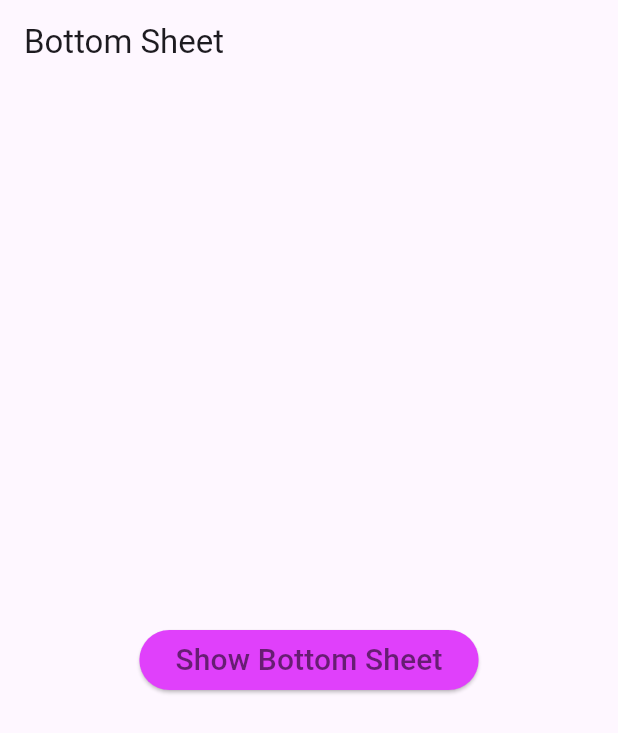
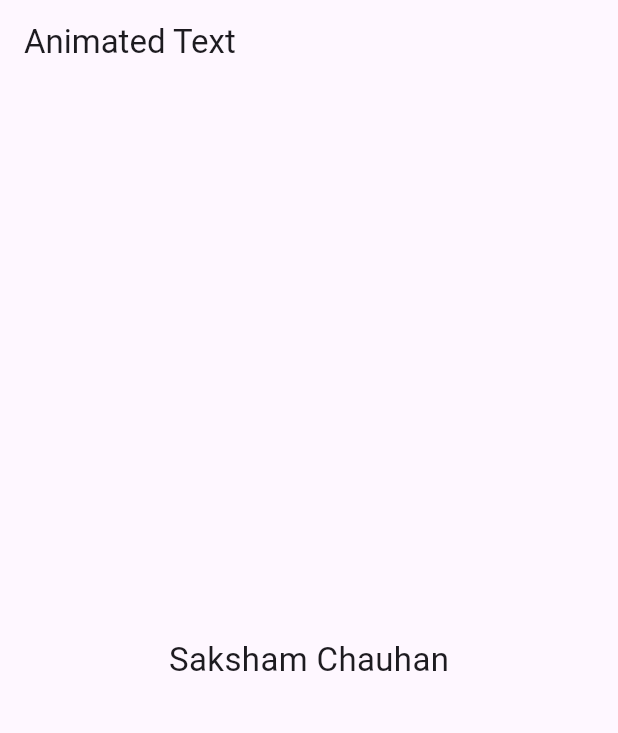
Before and after one commit to Saksham0205/flutter_30_days, a Flutter app: the screen it shows after launch, on a phone screen of 412 x 824 dp. Shown: the top 733 px of the screen. Run offline on Flutter 3.47's test engine with Material 3 defaults, Android fonts, the phone set to English and light mode, and no system bars; drawn by our look-alikes of animated_text_kit; our stand-ins replace cached_network_image.

Commit message:
Animated Text

```diff
--- a/lib/main.dart
+++ b/lib/main.dart
@@ -1,5 +1,5 @@
 import 'package:flutter/material.dart';
-import 'package:flutter_30_days/widgets/bottom_sheet.dart';
+import 'package:flutter_30_days/widgets/animated_text.dart';
 
 
 void main() {
@@ -17,7 +17,7 @@ class MyApp extends StatelessWidget {
         primaryColor: Colors.green,
         brightness: Brightness.light,
       ),
-      home: BottomSheetWidget(),
+      home: AnimatedTextWidget(),
     );
   }
 }
--- /dev/null
+++ b/lib/widgets/animated_text.dart
@@ -0,0 +1,36 @@
+import 'package:animated_text_kit/animated_text_kit.dart';
+import 'package:flutter/material.dart';
+
+class AnimatedTextWidget extends StatelessWidget {
+  const AnimatedTextWidget({super.key});
+
+  @override
+  Widget build(BuildContext context) {
+    return Scaffold(
+        appBar: AppBar(
+          title: const Text("Animated Text"),
+        ),
+        body: Column(
+          mainAxisAlignment: MainAxisAlignment.center,
+          crossAxisAlignment: CrossAxisAlignment.center,
+          children: [
+            Center(
+              child: AnimatedTextKit(
+                animatedTexts: [
+                  WavyAnimatedText("Saksham Chauhan",
+                      textStyle: TextStyle(fontSize: 22)),
+                  ColorizeAnimatedText("AJNABEE",
+                      textStyle: TextStyle(fontSize: 22),
+                      colors: Colors.accents),
+                  RotateAnimatedText("Hello",textStyle: TextStyle(fontSize: 22),),
+                  RotateAnimatedText("Big",textStyle: TextStyle(fontSize: 22),),
+                  RotateAnimatedText("World",textStyle: TextStyle(fontSize: 22),),
+
+                ],
+                isRepeatingAnimation: true,
+              ),
+            )
+          ],
+        ));
+  }
+}
--- a/pubspec.yaml
+++ b/pubspec.yaml
@@ -29,6 +29,7 @@ environment:
 # versions available, run `flutter pub outdated`.
 dependencies:
   cached_network_image: ^3.3.1
+  animated_text_kit:
   flutter:
     sdk: flutter
 
```
Also changed, not shown: pubspec.lock.
